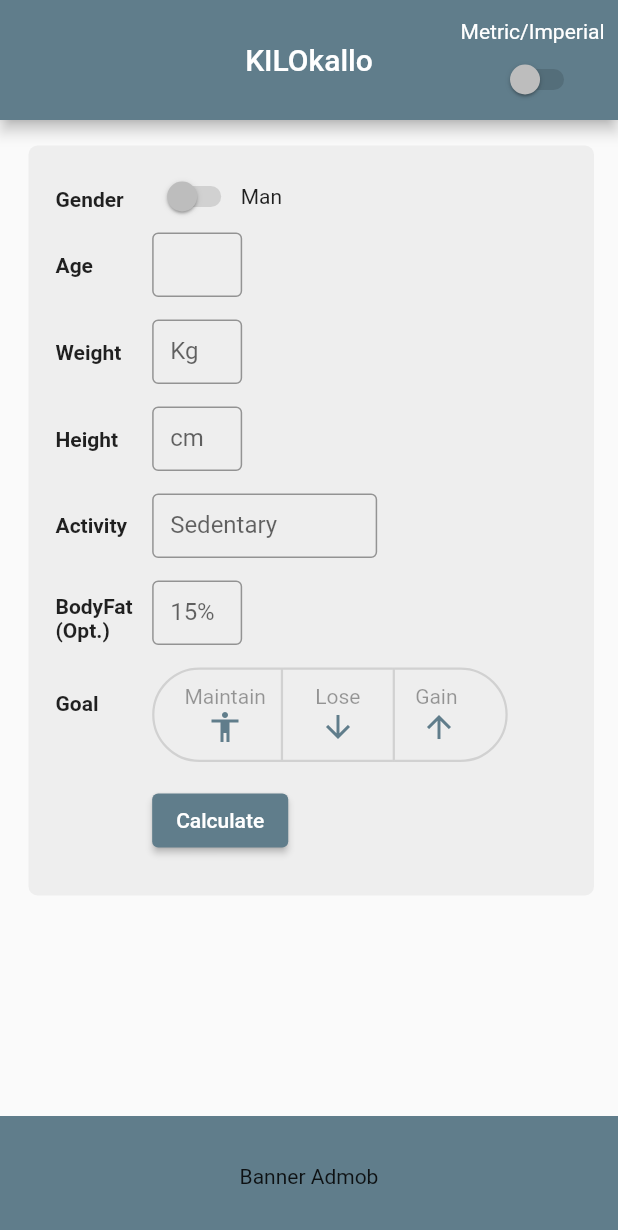
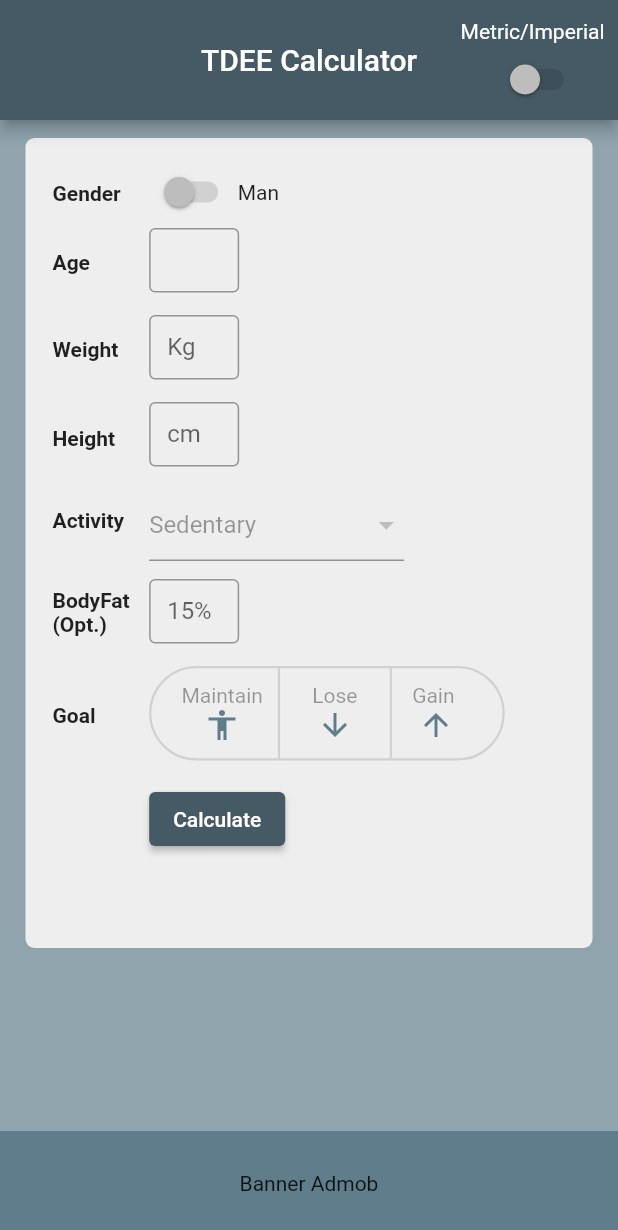
Before and after one commit to grcjariten/kilokallo, a Flutter app: the screen it shows after launch, on a phone screen of 412 x 824 dp. Shown: the top 1230 px of the screen. Run offline on Flutter 3.47's test engine with Material 2 defaults, Android fonts, the phone set to English and light mode, and no system bars.

Commit message:
-Creato il Form con la relativa key e trasformati i TextField in TextFormField. -Ho cambiato il TextField di Activity in un Dropdownformfield -Ho intenzione di creare TextFormField separati così da validarli per bene in maniera indipendente (es. ActivityBox, AgeBox, ecc.)
COSA FARE ANCORA:
-Fare funzionare il DropdownButtonFormfield per bene
-Replicarlo anche per i GOALS
-Validare bene tutto (vd.sopra)
-Ragiona sulle equazioni e non scordare il discorso Metric/Imperial, se no è un casino dopo

```diff
--- a/lib/main.dart
+++ b/lib/main.dart
@@ -11,6 +11,7 @@ class MyApp extends StatelessWidget {
   @override
   Widget build(BuildContext context) {
     return const MaterialApp(
+      debugShowCheckedModeBanner: false,
       title: "TDEE Calculator",
       home: MainPage(),
     );
@@ -22,43 +23,49 @@ class MainPage extends StatelessWidget {
 
   @override
   Widget build(BuildContext context) {
+    final formKey = GlobalKey<FormState>();
 
     return Scaffold(
+      resizeToAvoidBottomInset: true,
+      backgroundColor: Colors.blueGrey[300],
         appBar: AppBar(
-          backgroundColor: Colors.blueGrey,
+          backgroundColor: Colors.blueGrey[700],
           toolbarHeight: 80,
-          title: const Text("KILOkallo"),
+          title: const Text("TDEE Calculator"),
           centerTitle: true,
           actions: [
             metricImperial(),
               ],
             ),
         body: Padding(
-          padding: const EdgeInsets.fromLTRB(19,17,16,19),
+            padding: const EdgeInsets.fromLTRB(17,12,17,0),
+            child: SingleChildScrollView(
               child: Container(
                 decoration: BoxDecoration(
                     color: Colors.grey[200],
                   borderRadius: const BorderRadius.all(Radius.circular(6))
                 ),
 
-            height: 500, //TODO: Mettere altezza e larghezza in relazione allo schermo
+                height: 540, //TODO: Mettere altezza e larghezza in relazione allo schermo
                 width: 400,
                 child:
                     Padding(
-                  padding: const EdgeInsets.fromLTRB(18,10,0,0),
+                      padding: const EdgeInsets.fromLTRB(18,12,0,5),
                       child:
-                      Row(
+                          Form(
+                            key: formKey,
+                            child: Row(
                               children: [
                                 Column(
                                   crossAxisAlignment: CrossAxisAlignment.start,
                                   children: [
-                              fieldText("Gender",18),
-                              fieldText("Age" , 10),
-                              fieldText("Weight" , 32),
-                              fieldText("Height" , 10),
-                              fieldText("Activity" , 31),
-                              fieldText("BodyFat\n(Opt.)" , 7),
-                              fieldText("Goal" , 26),
+                                    fieldText("Gender",17),
+                                    fieldText("Age" , 13),
+                                    fieldText("Weight" , 29),
+                                    fieldText("Height" , 14),
+                                    fieldText("Activity" , 25),
+                                    fieldText("BodyFat\n(Opt.)" , 12),
+                                    fieldText("Goal" , 33),
                                   ],
                                 ),
                                 Padding(
@@ -72,17 +79,18 @@ class MainPage extends StatelessWidget {
                                           Text("Man")
                                         ],
                                       ),
-                                fieldBox(60, "", null),
-                                fieldBox(60, "Kg", null),
-                                fieldBox(60, "cm", null),
-                                fieldBox(150, "Sedentary", null),
-                                fieldBox(60, "15%", null),
+                                      fieldBox(60, "", null, false),
+                                      fieldBox(60, "Kg", null, false),
+                                      fieldBox(60, "cm", null, false),
+                                      activityBox(),
+                                      fieldBox(60, "15%", null, true),
                                       goals(),
-                                calculateButton()
+                                      calculateButton(formKey)
                                     ],
                                   ),
                                 ),
                               ],
+                            ),
                           ),
 
 
@@ -93,8 +101,10 @@ class MainPage extends StatelessWidget {
 
               ),
             ),
+          ),
+
       bottomNavigationBar: Container(
-        height: 80,
+        height: 70,
         color: Colors.blueGrey,
         child: const Center(child: Text("Banner Admob")),
       ),
@@ -121,14 +131,21 @@ class MainPage extends StatelessWidget {
     );
   }
 
-  Padding fieldBox(double width, String labelText, function) {
+  Padding ageBox(double width, String labelText, function) {
     return Padding(
       padding: const EdgeInsets.only(bottom: 15),
       child: SizedBox(
         width: width,
         height: 43,
-              child: TextField(
-                obscureText: true,
+        child: TextFormField(
+
+          validator: (value) {
+            if (value == null || value.isEmpty) {
+                return 'Pleaseeeeeeeeeeeeeee';
+            }
+            return null;
+          },
+          obscureText: false,
           decoration: InputDecoration(
             border: const OutlineInputBorder(),
             labelText: labelText,
@@ -140,17 +157,82 @@ class MainPage extends StatelessWidget {
     );
   }
 
-  Padding calculateButton() {
+  Padding fieldBox(double width, String labelText, function, bool optional) {
+    return Padding(
+      padding: const EdgeInsets.only(bottom: 15),
+      child: SizedBox(
+              width: width,
+              height: 43,
+              child: TextFormField(
+
+                validator: (value) {
+                  if (value == null || value.isEmpty) {
+                    if(optional==false) {
+                      return '* Required field';
+                    }
+                  }
+                  return null;
+                },
+                obscureText: false,
+                decoration: InputDecoration(
+                  border: const OutlineInputBorder(),
+                  labelText: labelText,
+                ),
+            ),
+
+            ),
+
+    );
+  }
+
+  Padding calculateButton(GlobalKey<FormState> key) {
     return Padding(
       padding: const EdgeInsets.only(top: 15),
       child: ElevatedButton(
           style: ElevatedButton.styleFrom(
-            primary: Colors.blueGrey
+            primary: Colors.blueGrey[700]
           ),
-          onPressed: () {}, child: const Text("Calculate")),
+          onPressed: () {
+            if(key.currentState!.validate()) {
+              print("CIAO!");
+            }
+
+          }, child: const Text("Calculate")),
     );
 
   }
+
+   Padding activityBox() {
+    return Padding(
+      padding: const EdgeInsets.only(bottom: 12),
+      child: SizedBox(
+        width: 170,
+        child: DropdownButtonFormField(
+            value: 0,
+            items: const <DropdownMenuItem> [
+          DropdownMenuItem(
+              value: 0,
+              child: Text("Sedentary")),
+          DropdownMenuItem(
+              value: 1,
+              child: Text("Light Activity")),
+          DropdownMenuItem(
+              value: 2,
+              child: Text("Moderate Activity")),
+          DropdownMenuItem(
+              value: 3,
+              child: Text("High Activity")),
+          DropdownMenuItem(
+              value: 4,
+              child: Text("Elite")),
+        ]
+            , onChanged: null
+        ),
+      ),
+    );
+  }
+
+
 
   ToggleButtons goals() {
 
@@ -172,7 +254,7 @@ class MainPage extends StatelessWidget {
       borderColor: Colors.black,
       isSelected: const [true, true, true],
       children: [
-            choice("Maintain", Icons.accessibility, 20,10,10,10),
+            choice("Maintain", Icons.accessibility, 20,10,10,10), //TODO: Rendili proporzionali alla larghezza schermo
             choice(" Lose ", Icons.arrow_downward, 18,10,18,10),
             choice(" Gain  ", Icons.arrow_upward, 10,10,25,10)
           ],
```
Lines whose indentation alone changed are shown as unchanged.
